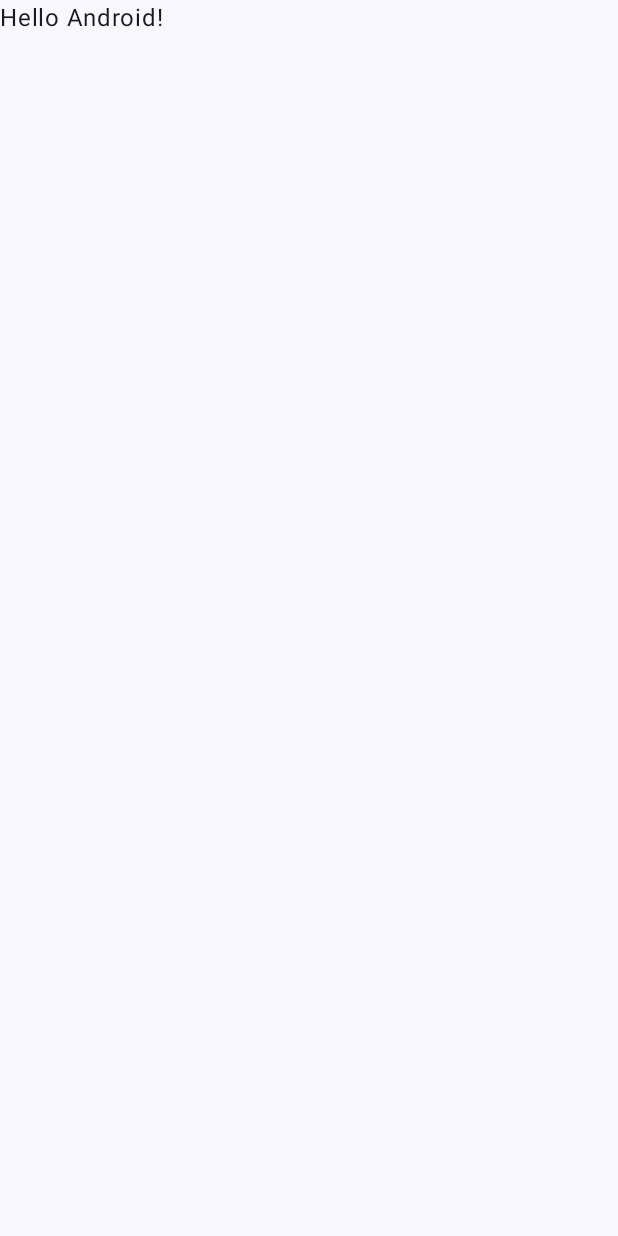
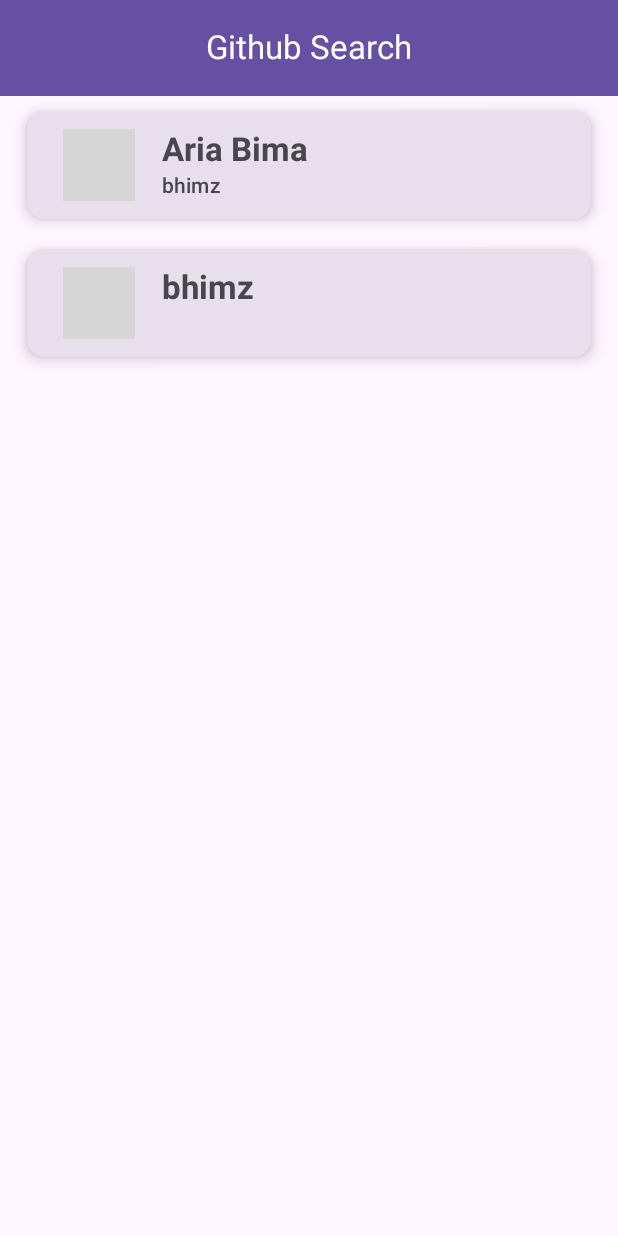
Before and after one commit to bhimz/mad-githubusers, an Android app built with Jetpack Compose: the screen it shows after launch (MainActivity), on a phone screen of 412 x 824 dp. Before the commit the screen is almost empty. Run offline under Robolectric (Android 15) with nearby library versions, the phone set to English and light mode, and no system bars; pictures from the network do not load; grey boxes are pictures that could not be loaded.

Commit message:
Add user list screen

```diff
--- a/app/build.gradle.kts
+++ b/app/build.gradle.kts
@@ -61,4 +61,8 @@ dependencies {
     implementation(libs.retrofit)
     implementation(libs.gson)
     implementation(libs.gson.converter)
+
+    //Image
+    implementation(libs.coil.compose)
+    implementation(libs.coil.network.okhttp)
 }
--- a/app/src/main/AndroidManifest.xml
+++ b/app/src/main/AndroidManifest.xml
@@ -1,6 +1,8 @@
 <?xml version="1.0" encoding="utf-8"?>
 <manifest xmlns:android="http://schemas.android.com/apk/res/android"
     xmlns:tools="http://schemas.android.com/tools">
+
+    <uses-permission android:name="android.permission.INTERNET" />
 
     <application
         android:allowBackup="true"
--- a/app/src/main/java/com/bhimz/githubusers/MainActivity.kt
+++ b/app/src/main/java/com/bhimz/githubusers/MainActivity.kt
@@ -11,6 +11,7 @@ import androidx.compose.material3.Text
 import androidx.compose.runtime.Composable
 import androidx.compose.ui.Modifier
 import androidx.compose.ui.tooling.preview.Preview
+import com.bhimz.githubusers.ui.screen.UserListScreen
 import com.bhimz.githubusers.ui.theme.AppTheme
 
 class MainActivity : ComponentActivity() {
@@ -19,29 +20,8 @@ class MainActivity : ComponentActivity() {
         enableEdgeToEdge()
         setContent {
             AppTheme {
-                Scaffold(modifier = Modifier.fillMaxSize()) { innerPadding ->
-                    Greeting(
-                        name = "Android",
-                        modifier = Modifier.padding(innerPadding)
-                    )
-                }
+                UserListScreen()
             }
         }
     }
 }
-
-@Composable
-fun Greeting(name: String, modifier: Modifier = Modifier) {
-    Text(
-        text = "Hello $name!",
-        modifier = modifier
-    )
-}
-
-@Preview(showBackground = true)
-@Composable
-fun GreetingPreview() {
-    AppTheme {
-        Greeting("Android")
-    }
-}
--- a/app/src/main/java/com/bhimz/githubusers/domain/User.kt
+++ b/app/src/main/java/com/bhimz/githubusers/domain/User.kt
@@ -4,7 +4,7 @@ data class User(
     val id: Long,
     val username: String,
     val profileLink: String,
-    val name: String?,
-    val email: String?,
-    val avatarUrl: String?,
+    val name: String? = null,
+    val email: String? = null,
+    val avatarUrl: String? = null,
 )
--- /dev/null
+++ b/app/src/main/java/com/bhimz/githubusers/ui/screen/UserListScreen.kt
@@ -0,0 +1,66 @@
+package com.bhimz.githubusers.ui.screen
+
+import android.content.res.Resources.Theme
+import androidx.compose.foundation.layout.fillMaxSize
+import androidx.compose.foundation.layout.padding
+import androidx.compose.foundation.lazy.LazyColumn
+import androidx.compose.foundation.lazy.items
+import androidx.compose.material3.CenterAlignedTopAppBar
+import androidx.compose.material3.ColorScheme
+import androidx.compose.material3.ExperimentalMaterial3Api
+import androidx.compose.material3.MaterialTheme
+import androidx.compose.material3.Scaffold
+import androidx.compose.material3.Text
+import androidx.compose.material3.TopAppBarDefaults
+import androidx.compose.runtime.Composable
+import androidx.compose.ui.Modifier
+import androidx.compose.ui.graphics.Color
+import com.bhimz.githubusers.domain.User
+import com.bhimz.githubusers.ui.widget.UserItem
+
+@OptIn(ExperimentalMaterial3Api::class)
+@Composable
+fun UserListScreen() {
+    Scaffold(
+        modifier = Modifier.fillMaxSize(),
+        topBar = {
+            CenterAlignedTopAppBar(
+                colors = TopAppBarDefaults.topAppBarColors(
+                    containerColor = MaterialTheme.colorScheme.primary,
+                    titleContentColor = Color.White
+                ),
+                title = {
+                    Text("Github Search")
+                }
+            )
+        }
+    ) { innerPadding ->
+        val users = listOf(
+            User(
+                227784409,
+                "bhimz",
+                "https://github.com/bhimz",
+                "Aria Bima",
+                "bhimz2001@gmail.com",
+                "https://avatars.githubusercontent.com/u/5744350?v=4"
+            ),
+            User(
+                227784408,
+                "bhimz",
+                "https://github.com/bhimz",
+                null,
+                "bhimz2001@gmail.com",
+                "https://avatars.githubusercontent.com/u/5744350?v=4"
+            )
+        )
+        LazyColumn(modifier = Modifier.padding(innerPadding)) {
+            items(
+                items = users,
+                key = { user -> user.id }
+            ) { user ->
+                UserItem(user)
+            }
+        }
+
+    }
+}
--- a/app/src/main/java/com/bhimz/githubusers/ui/theme/Theme.kt
+++ b/app/src/main/java/com/bhimz/githubusers/ui/theme/Theme.kt
@@ -35,16 +35,9 @@ private val LightColorScheme = lightColorScheme(
 @Composable
 fun AppTheme(
     darkTheme: Boolean = isSystemInDarkTheme(),
-    // Dynamic color is available on Android 12+
-    dynamicColor: Boolean = true,
     content: @Composable () -> Unit
 ) {
     val colorScheme = when {
-        dynamicColor && Build.VERSION.SDK_INT >= Build.VERSION_CODES.S -> {
-            val context = LocalContext.current
-            if (darkTheme) dynamicDarkColorScheme(context) else dynamicLightColorScheme(context)
-        }
-
         darkTheme -> DarkColorScheme
         else -> LightColorScheme
     }
--- /dev/null
+++ b/app/src/main/java/com/bhimz/githubusers/ui/widget/UserItem.kt
@@ -0,0 +1,99 @@
+package com.bhimz.githubusers.ui.widget
+
+import androidx.compose.foundation.layout.Column
+import androidx.compose.foundation.layout.Row
+import androidx.compose.foundation.layout.Spacer
+import androidx.compose.foundation.layout.fillMaxWidth
+import androidx.compose.foundation.layout.padding
+import androidx.compose.foundation.layout.size
+import androidx.compose.foundation.layout.width
+import androidx.compose.foundation.shape.CircleShape
+import androidx.compose.material3.CardDefaults
+import androidx.compose.material3.ElevatedCard
+import androidx.compose.material3.MaterialTheme
+import androidx.compose.material3.Text
+import androidx.compose.runtime.Composable
+import androidx.compose.ui.Modifier
+import androidx.compose.ui.draw.clip
+import androidx.compose.ui.layout.ContentScale
+import androidx.compose.ui.platform.LocalContext
+import androidx.compose.ui.text.font.FontWeight
+import androidx.compose.ui.tooling.preview.Preview
+import androidx.compose.ui.unit.dp
+import coil3.compose.AsyncImage
+import coil3.request.ImageRequest
+import coil3.request.crossfade
+import com.bhimz.githubusers.domain.User
+import com.bhimz.githubusers.ui.theme.AppTheme
+import com.bhimz.githubusers.ui.theme.Typography
+
+@Composable
+fun UserItem(user: User, modifier: Modifier = Modifier) {
+
+    ElevatedCard(
+        modifier = modifier
+            .fillMaxWidth()
+            .padding(horizontal = 18.dp, vertical = 10.dp),
+        elevation = CardDefaults.elevatedCardElevation(
+            defaultElevation = 6.dp,
+        ),
+        colors = CardDefaults.cardColors(
+            containerColor =  MaterialTheme.colorScheme.surfaceVariant
+        )
+    ) {
+        Row(
+            modifier = modifier
+                .fillMaxWidth()
+                .padding(horizontal = 24.dp, vertical = 12.dp)
+        ) {
+            AsyncImage(
+                model = ImageRequest.Builder(LocalContext.current)
+                    .data(user.avatarUrl)
+                    .crossfade(true)
+                    .build(),
+                contentDescription = "",
+                contentScale = ContentScale.Fit,
+                modifier = Modifier
+                    .size(48.dp)
+                    .clip(CircleShape)
+            )
+            Spacer(modifier = Modifier.width(18.dp))
+            if (user.name == null) {
+                Text(
+                    user.username,
+                    style = Typography.titleLarge
+                        .copy(fontWeight = FontWeight.Bold)
+                )
+            } else {
+                Column {
+                    Text(
+                        user.name,
+                        style = Typography.titleLarge
+                            .copy(fontWeight = FontWeight.Bold)
+                    )
+                    Text(
+                        user.username,
+                        style = Typography.labelLarge
+                    )
+                }
+            }
+        }
+    }
+
+}
+
+@Preview
+@Composable
+fun PreviewUserItem() {
+    val user = User(
+        1,
+        "bhimz",
+        "",
+        null,
+        null,
+        avatarUrl = "https://avatars.githubusercontent.com/u/4378481?v=4"
+    )
+    AppTheme {
+        UserItem(user, Modifier.fillMaxWidth())
+    }
+}
--- a/gradle/libs.versions.toml
+++ b/gradle/libs.versions.toml
@@ -10,6 +10,7 @@ activityCompose = "1.8.0"
 composeBom = "2024.04.01"
 retrofitVersion = "2.11.0"
 gsonVersion = "2.11.0"
+coilVersion = "3.0.4"
 
 [libraries]
 androidx-core-ktx = { group = "androidx.core", name = "core-ktx", version.ref = "coreKtx" }
@@ -31,6 +32,8 @@ retrofit = { module = "com.squareup.retrofit2:retrofit", version.ref = "retrofit
 gson = { module = "com.google.code.gson:gson", version.ref = "gsonVersion" }
 gson-converter = { module = "com.squareup.retrofit2:converter-gson", version.ref = "retrofitVersion" }
 
+coil-compose = { module = "io.coil-kt.coil3:coil-compose", version.ref = "coilVersion" }
+coil-network-okhttp = { module = "io.coil-kt.coil3:coil-network-okhttp", version.ref = "coilVersion" }
 
 [plugins]
 android-application = { id = "com.android.application", version.ref = "agp" }
```
